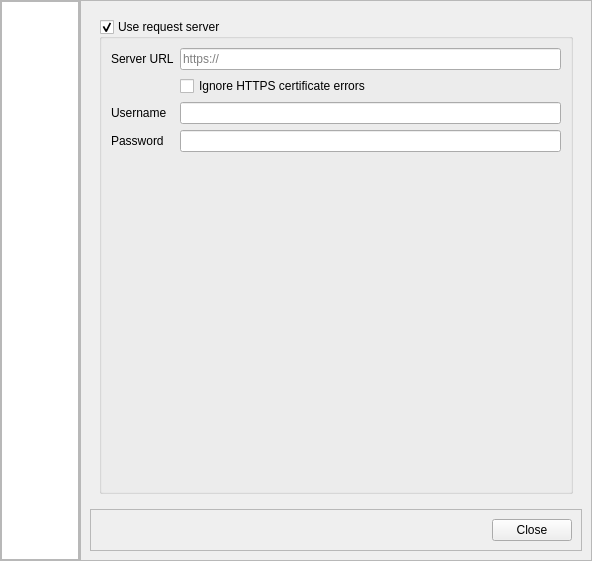
Qt form KaraokeHost/dlgsettings.ui (OpenKJ/OpenKJ) before a commit.
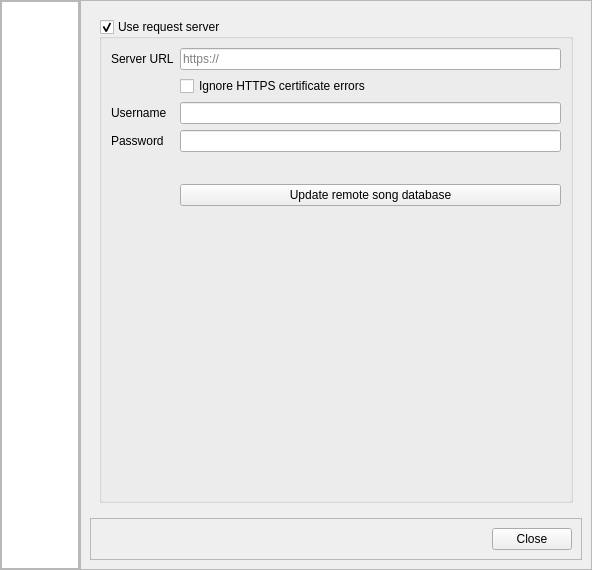
The same form after that commit. The open tabs and pages were chosen to show the change.

What changed in the file:
```diff
--- a/KaraokeHost/dlgsettings.ui
+++ b/KaraokeHost/dlgsettings.ui
@@ -7,7 +7,7 @@
     <x>0</x>
     <y>0</y>
     <width>592</width>
-    <height>561</height>
+    <height>570</height>
    </rect>
   </property>
   <property name="windowTitle">
@@ -680,6 +680,52 @@
                    </property>
                   </widget>
                  </item>
+                 <item row="4" column="0">
+                  <spacer name="horizontalSpacer_7">
+                   <property name="orientation">
+                    <enum>Qt::Horizontal</enum>
+                   </property>
+                   <property name="sizeHint" stdset="0">
+                    <size>
+                     <width>40</width>
+                     <height>20</height>
+                    </size>
+                   </property>
+                  </spacer>
+                 </item>
+                 <item row="4" column="1">
+                  <spacer name="horizontalSpacer_8">
+                   <property name="orientation">
+                    <enum>Qt::Horizontal</enum>
+                   </property>
+                   <property name="sizeHint" stdset="0">
+                    <size>
+                     <width>40</width>
+                     <height>20</height>
+                    </size>
+                   </property>
+                  </spacer>
+                 </item>
+                 <item row="5" column="0">
+                  <spacer name="horizontalSpacer_9">
+                   <property name="orientation">
+                    <enum>Qt::Horizontal</enum>
+                   </property>
+                   <property name="sizeHint" stdset="0">
+                    <size>
+                     <width>40</width>
+                     <height>20</height>
+                    </size>
+                   </property>
+                  </spacer>
+                 </item>
+                 <item row="5" column="1">
+                  <widget class="QPushButton" name="pushButtonUpdateRemoteDb">
+                   <property name="text">
+                    <string>Update remote song database</string>
+                   </property>
+                  </widget>
+                 </item>
                 </layout>
                </item>
               </layout>
```
Left out of the diff: 2 changed lines with no effect on the pictures.
